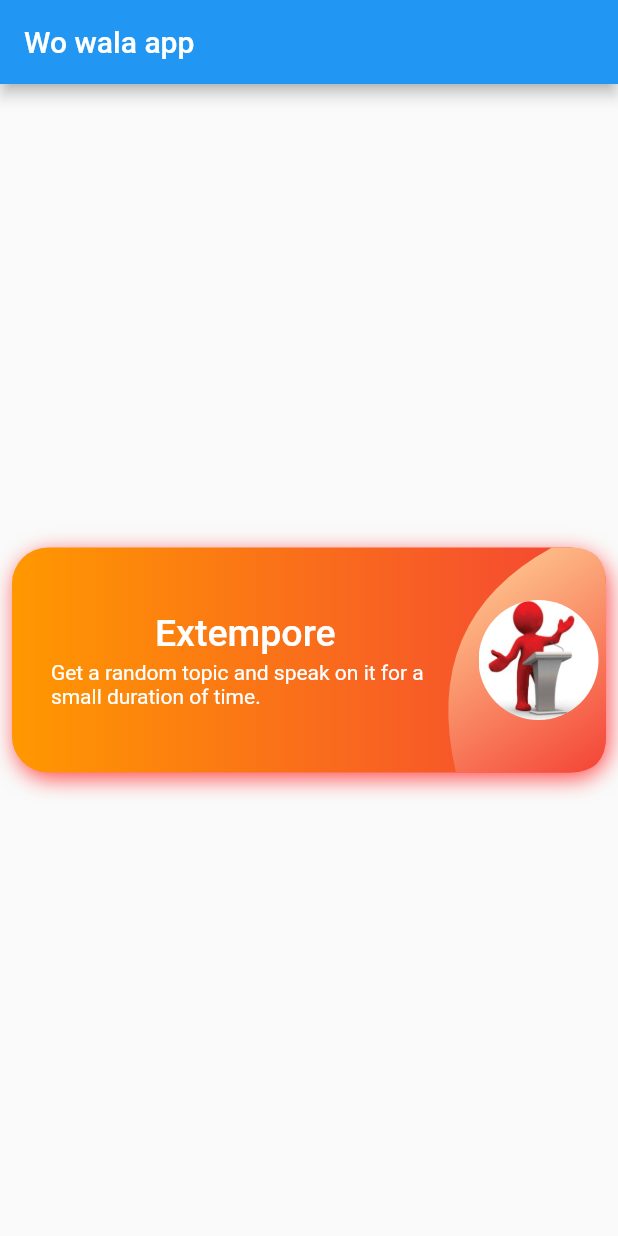
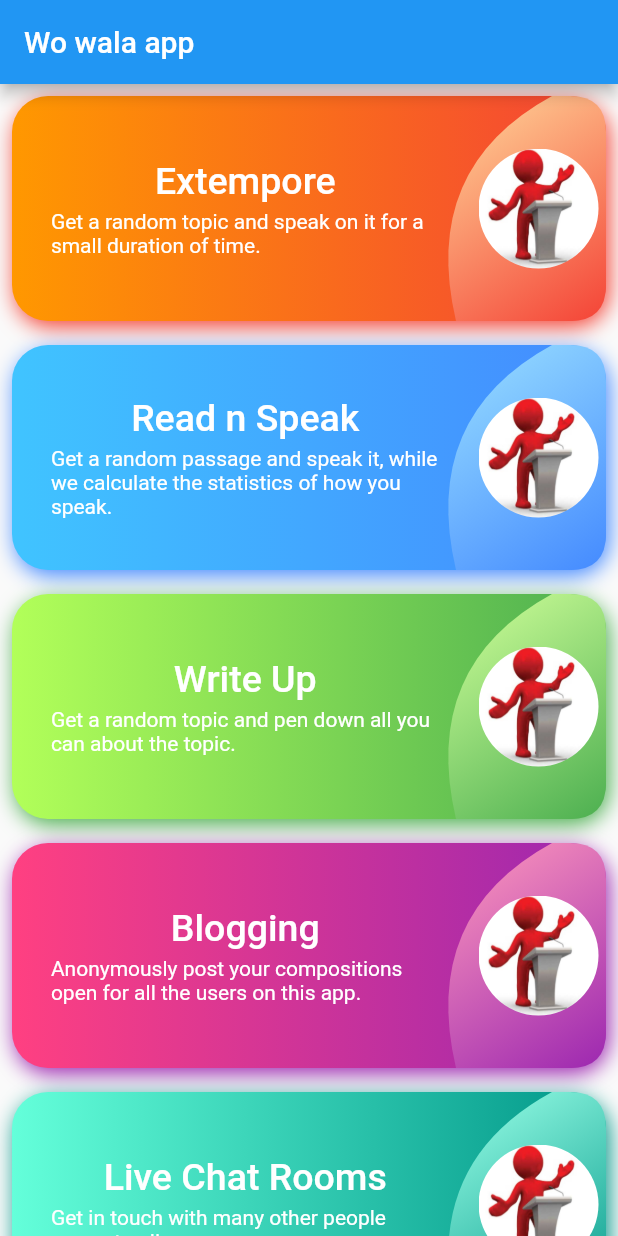
Before and after one commit to Anmol376OP/speech_to_text, a Flutter app: the screen it shows after launch, on a phone screen of 412 x 824 dp. Run offline on Flutter 3.47's test engine with Material 2 defaults, Android fonts, the phone set to English and light mode, and no system bars; missing offline and left inert: dart:js.

```diff
--- a/lib/home.dart
+++ b/lib/home.dart
@@ -12,20 +12,30 @@ class Home extends StatefulWidget {
 }
 
 class _HomeState extends State<Home> {
+  var items = [
+    CardData('Extempore','Get a random topic and speak on it for a small duration of time.',Colors.orange,Colors.red),
+    CardData('Read n Speak','Get a random passage and speak it, while we calculate the statistics of how you speak.',Colors.lightBlueAccent,Colors.blueAccent),
+    CardData('Write Up','Get a random topic and pen down all you can about the topic.',Colors.lightGreenAccent,Colors.green),
+    CardData('Blogging','Anonymously post your compositions open for all the users on this app.',Colors.pinkAccent,Colors.purple),
+    CardData('Live Chat Rooms','Get in touch with many other people present online.',Colors.tealAccent,Colors.teal),
+  ];
   @override
   Widget build(BuildContext context) {
     return Scaffold(
       appBar: AppBar(
         title: const Text('Wo wala app'),
       ),
-      body: Center(
+      body: ListView.builder(
+        itemCount: items.length,
+        itemBuilder: (context,index){
+          return Center(
             child: Padding(padding: const EdgeInsets.all(0),
               child: TextButton(onPressed: (){Navigator.push(context, MaterialPageRoute(builder: (context)=>Extempore()));},
                 child: Stack(
                   children: [
                     Container(
                       height: 150,
-                decoration: BoxDecoration(borderRadius: BorderRadius.circular(24),gradient: const LinearGradient(colors: [Colors.orange,Colors.red]),boxShadow: const [BoxShadow(color: Colors.redAccent,blurRadius: 12,offset: Offset(2,4))],),
+                      decoration: BoxDecoration(borderRadius: BorderRadius.circular(24),gradient: LinearGradient(colors: [items[index].startColor,items[index].endColor]),boxShadow: [BoxShadow(color: items[index].endColor,blurRadius: 12,offset: Offset(2,4))],),
                     ),
                     Positioned(
                       right: 0,
@@ -33,7 +43,7 @@ class _HomeState extends State<Home> {
                       bottom: 0,
                       child: CustomPaint(
                         size: const Size(100,150),
-                  painter: CustomCardShapePainter(24,Colors.orange,Colors.red),
+                        painter: CustomCardShapePainter(24,items[index].startColor,items[index].endColor ),
                       ),
                     ),
                     Positioned.fill(
@@ -47,10 +57,10 @@ class _HomeState extends State<Home> {
                             flex: 10,
                             child: Column(
                               mainAxisSize: MainAxisSize.min,
-                        children: const [
-                          Text('Extempore',style: TextStyle(color: Colors.white,fontSize: 25),),
+                              children: [
+                                Text(items[index].heading,style: TextStyle(color: Colors.white,fontSize: 25),),
                                 SizedBox(height: 4,),
-                          Text('Get a random topic and speak on it for a small duration of time.',style: TextStyle(color: Colors.white,fontWeight: FontWeight.w400),),
+                                Text(items[index].description,style: TextStyle(color: Colors.white,fontWeight: FontWeight.w400),),
                               ],
                             ),
                           ),
@@ -78,6 +88,8 @@ class _HomeState extends State<Home> {
                   ],
                 ),
               ),),
+          );
+        },
       ),
     );
   }
@@ -118,3 +130,10 @@ class CustomCardShapePainter extends CustomPainter{
     return true;
   }
 }
+class CardData{
+  late String heading;
+  late String description;
+  late Color startColor;
+  late Color endColor;
+  CardData(this.heading,this.description,this.startColor,this.endColor);
+}
```
Lines whose indentation alone changed are shown as unchanged.
